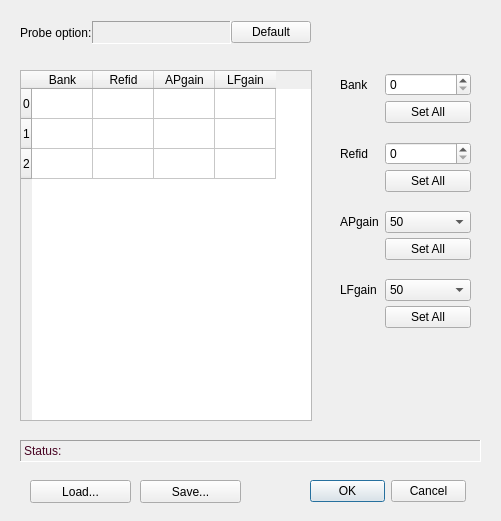
Above: Forms/IMROEditor.ui from billkarsh/SpikeGLX before the change. Below: the same form after it.
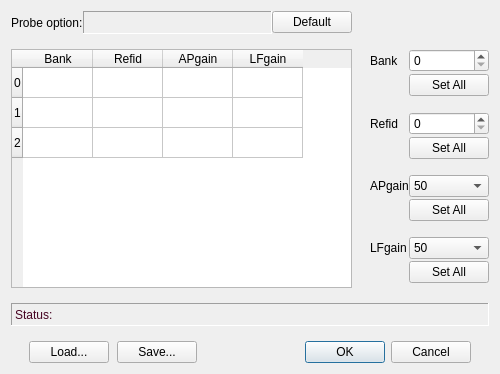
That is the form after the change.

Commit message: Make all dialogs resizing, prettier

The edit to the form file:
```diff
--- a/Forms/IMROEditor.ui
+++ b/Forms/IMROEditor.ui
@@ -9,8 +9,8 @@
    <rect>
     <x>0</x>
     <y>0</y>
-    <width>501</width>
-    <height>521</height>
+    <width>484</width>
+    <height>374</height>
    </rect>
   </property>
   <property name="windowTitle">
@@ -19,40 +19,122 @@
   <property name="modal">
    <bool>true</bool>
   </property>
-  <widget class="QDialogButtonBox" name="buttonBox">
-   <property name="geometry">
-    <rect>
-     <x>310</x>
-     <y>480</y>
-     <width>156</width>
+  <layout class="QGridLayout" name="gridLayout">
+   <property name="horizontalSpacing">
+    <number>18</number>
+   </property>
+   <property name="verticalSpacing">
+    <number>15</number>
+   </property>
+   <item row="0" column="0">
+    <layout class="QHBoxLayout" name="horizontalLayout">
+     <property name="spacing">
+      <number>0</number>
+     </property>
+     <item>
+      <widget class="QLabel" name="prbHdr">
+       <property name="sizePolicy">
+        <sizepolicy hsizetype="Preferred" vsizetype="Preferred">
+         <horstretch>0</horstretch>
+         <verstretch>0</verstretch>
+        </sizepolicy>
+       </property>
+       <property name="text">
+        <string>Probe option:</string>
+       </property>
+      </widget>
+     </item>
+     <item>
+      <widget class="QLabel" name="prbLbl">
+       <property name="enabled">
+        <bool>true</bool>
+       </property>
+       <property name="sizePolicy">
+        <sizepolicy hsizetype="Expanding" vsizetype="Fixed">
+         <horstretch>1</horstretch>
+         <verstretch>0</verstretch>
+        </sizepolicy>
+       </property>
+       <property name="minimumSize">
+        <size>
+         <width>0</width>
      <height>23</height>
-    </rect>
-   </property>
-   <property name="focusPolicy">
-    <enum>Qt::StrongFocus</enum>
-   </property>
-   <property name="orientation">
-    <enum>Qt::Horizontal</enum>
-   </property>
-   <property name="standardButtons">
-    <set>QDialogButtonBox::Cancel|QDialogButtonBox::Ok</set>
-   </property>
-  </widget>
+        </size>
+       </property>
+       <property name="palette">
+        <palette>
+         <active>
+          <colorrole role="WindowText">
+           <brush brushstyle="SolidPattern">
+            <color alpha="255">
+             <red>71</red>
+             <green>3</green>
+             <blue>34</blue>
+            </color>
+           </brush>
+          </colorrole>
+         </active>
+         <inactive>
+          <colorrole role="WindowText">
+           <brush brushstyle="SolidPattern">
+            <color alpha="255">
+             <red>71</red>
+             <green>3</green>
+             <blue>34</blue>
+            </color>
+           </brush>
+          </colorrole>
+         </inactive>
+         <disabled>
+          <colorrole role="WindowText">
+           <brush brushstyle="SolidPattern">
+            <color alpha="255">
+             <red>106</red>
+             <green>104</green>
+             <blue>100</blue>
+            </color>
+           </brush>
+          </colorrole>
+         </disabled>
+        </palette>
+       </property>
+       <property name="frameShape">
+        <enum>QFrame::Panel</enum>
+       </property>
+       <property name="frameShadow">
+        <enum>QFrame::Sunken</enum>
+       </property>
+       <property name="lineWidth">
+        <number>1</number>
+       </property>
+       <property name="text">
+        <string/>
+       </property>
+      </widget>
+     </item>
+     <item>
+      <widget class="QPushButton" name="defaultBut">
+       <property name="sizePolicy">
+        <sizepolicy hsizetype="Preferred" vsizetype="Fixed">
+         <horstretch>0</horstretch>
+         <verstretch>0</verstretch>
+        </sizepolicy>
+       </property>
+       <property name="text">
+        <string>Default</string>
+       </property>
+      </widget>
+     </item>
+    </layout>
+   </item>
+   <item row="1" column="0">
   <widget class="QTableWidget" name="tableWidget">
    <property name="enabled">
     <bool>true</bool>
    </property>
-   <property name="geometry">
-    <rect>
-     <x>20</x>
-     <y>70</y>
-     <width>292</width>
-     <height>351</height>
-    </rect>
-   </property>
    <property name="sizePolicy">
     <sizepolicy hsizetype="Expanding" vsizetype="Expanding">
-     <horstretch>0</horstretch>
+       <horstretch>1</horstretch>
      <verstretch>0</verstretch>
     </sizepolicy>
    </property>
@@ -60,7 +142,7 @@
     <enum>Qt::ScrollBarAlwaysOff</enum>
    </property>
    <attribute name="horizontalHeaderDefaultSectionSize">
-    <number>61</number>
+      <number>70</number>
    </attribute>
    <row>
     <property name="text">
@@ -98,107 +180,28 @@
     </property>
    </column>
   </widget>
-  <widget class="QLabel" name="statusLbl">
-   <property name="enabled">
-    <bool>true</bool>
-   </property>
-   <property name="geometry">
-    <rect>
-     <x>20</x>
-     <y>440</y>
-     <width>461</width>
-     <height>22</height>
-    </rect>
-   </property>
-   <property name="palette">
-    <palette>
-     <active>
-      <colorrole role="WindowText">
-       <brush brushstyle="SolidPattern">
-        <color alpha="255">
-         <red>71</red>
-         <green>3</green>
-         <blue>34</blue>
-        </color>
-       </brush>
-      </colorrole>
-     </active>
-     <inactive>
-      <colorrole role="WindowText">
-       <brush brushstyle="SolidPattern">
-        <color alpha="255">
-         <red>71</red>
-         <green>3</green>
-         <blue>34</blue>
-        </color>
-       </brush>
-      </colorrole>
-     </inactive>
-     <disabled>
-      <colorrole role="WindowText">
-       <brush brushstyle="SolidPattern">
-        <color alpha="255">
-         <red>106</red>
-         <green>104</green>
-         <blue>100</blue>
-        </color>
-       </brush>
-      </colorrole>
-     </disabled>
-    </palette>
-   </property>
-   <property name="frameShape">
-    <enum>QFrame::Panel</enum>
-   </property>
-   <property name="frameShadow">
-    <enum>QFrame::Sunken</enum>
-   </property>
-   <property name="lineWidth">
-    <number>1</number>
-   </property>
-   <property name="text">
-    <string>Status:</string>
-   </property>
-  </widget>
-  <widget class="QPushButton" name="loadBut">
-   <property name="geometry">
-    <rect>
-     <x>30</x>
-     <y>480</y>
-     <width>101</width>
-     <height>23</height>
-    </rect>
-   </property>
-   <property name="text">
-    <string>Load...</string>
-   </property>
-  </widget>
-  <widget class="QPushButton" name="saveBut">
-   <property name="geometry">
-    <rect>
-     <x>140</x>
-     <y>480</y>
-     <width>101</width>
-     <height>23</height>
-    </rect>
-   </property>
-   <property name="text">
-    <string>Save...</string>
-   </property>
-  </widget>
-  <widget class="QWidget" name="gridLayoutWidget_2">
-   <property name="geometry">
-    <rect>
-     <x>340</x>
-     <y>70</y>
-     <width>131</width>
-     <height>261</height>
-    </rect>
-   </property>
+   </item>
+   <item row="1" column="1">
    <layout class="QGridLayout" name="gridLayout_2">
     <property name="verticalSpacing">
      <number>2</number>
     </property>
+     <item row="2" column="1">
+      <spacer name="verticalSpacer">
+       <property name="orientation">
+        <enum>Qt::Vertical</enum>
+       </property>
+       <property name="sizeType">
+        <enum>QSizePolicy::Fixed</enum>
+       </property>
+       <property name="sizeHint" stdset="0">
+        <size>
+         <width>20</width>
+         <height>14</height>
+        </size>
+       </property>
+      </spacer>
+     </item>
     <item row="0" column="0">
      <widget class="QLabel" name="label">
       <property name="sizePolicy">
@@ -221,6 +224,12 @@
     </item>
     <item row="4" column="1">
      <widget class="QPushButton" name="refidBut">
+       <property name="sizePolicy">
+        <sizepolicy hsizetype="Preferred" vsizetype="Fixed">
+         <horstretch>0</horstretch>
+         <verstretch>0</verstretch>
+        </sizepolicy>
+       </property>
       <property name="text">
        <string>Set All</string>
       </property>
@@ -248,6 +257,12 @@
     </item>
     <item row="7" column="1">
      <widget class="QPushButton" name="apBut">
+       <property name="sizePolicy">
+        <sizepolicy hsizetype="Preferred" vsizetype="Fixed">
+         <horstretch>0</horstretch>
+         <verstretch>0</verstretch>
+        </sizepolicy>
+       </property>
       <property name="text">
        <string>Set All</string>
       </property>
@@ -276,84 +291,14 @@
       </property>
      </widget>
     </item>
-    <item row="8" column="1">
-     <spacer name="verticalSpacer_3">
-      <property name="orientation">
-       <enum>Qt::Vertical</enum>
-      </property>
-      <property name="sizeType">
-       <enum>QSizePolicy::Fixed</enum>
-      </property>
-      <property name="sizeHint" stdset="0">
-       <size>
-        <width>20</width>
-        <height>14</height>
-       </size>
-      </property>
-     </spacer>
-    </item>
-    <item row="2" column="1">
-     <spacer name="verticalSpacer">
-      <property name="orientation">
-       <enum>Qt::Vertical</enum>
-      </property>
-      <property name="sizeType">
-       <enum>QSizePolicy::Fixed</enum>
-      </property>
-      <property name="sizeHint" stdset="0">
-       <size>
-        <width>20</width>
-        <height>14</height>
-       </size>
-      </property>
-     </spacer>
-    </item>
-    <item row="9" column="1">
-     <widget class="QComboBox" name="lfCB">
-      <item>
-       <property name="text">
-        <string>50</string>
-       </property>
-      </item>
-      <item>
-       <property name="text">
-        <string>125</string>
-       </property>
-      </item>
-      <item>
-       <property name="text">
-        <string>250</string>
-       </property>
-      </item>
-      <item>
-       <property name="text">
-        <string>500</string>
-       </property>
-      </item>
-      <item>
-       <property name="text">
-        <string>1000</string>
-       </property>
-      </item>
-      <item>
-       <property name="text">
-        <string>1500</string>
-       </property>
-      </item>
-      <item>
-       <property name="text">
-        <string>2000</string>
-       </property>
-      </item>
-      <item>
-       <property name="text">
-        <string>2500</string>
-       </property>
-      </item>
-     </widget>
-    </item>
     <item row="1" column="1">
      <widget class="QPushButton" name="bankBut">
+       <property name="sizePolicy">
+        <sizepolicy hsizetype="Preferred" vsizetype="Fixed">
+         <horstretch>0</horstretch>
+         <verstretch>0</verstretch>
+        </sizepolicy>
+       </property>
       <property name="text">
        <string>Set All</string>
       </property>
@@ -412,47 +357,100 @@
     </item>
     <item row="10" column="1">
      <widget class="QPushButton" name="lfBut">
+       <property name="sizePolicy">
+        <sizepolicy hsizetype="Preferred" vsizetype="Fixed">
+         <horstretch>0</horstretch>
+         <verstretch>0</verstretch>
+        </sizepolicy>
+       </property>
       <property name="text">
        <string>Set All</string>
       </property>
      </widget>
     </item>
-   </layout>
-  </widget>
-  <widget class="QWidget" name="horizontalLayoutWidget">
-   <property name="geometry">
-    <rect>
-     <x>20</x>
-     <y>20</y>
-     <width>291</width>
-     <height>25</height>
-    </rect>
-   </property>
-   <layout class="QHBoxLayout" name="horizontalLayout">
-    <property name="spacing">
-     <number>0</number>
-    </property>
-    <item>
-     <widget class="QLabel" name="prbHdr">
-      <property name="sizePolicy">
-       <sizepolicy hsizetype="Preferred" vsizetype="Preferred">
-        <horstretch>0</horstretch>
-        <verstretch>0</verstretch>
-       </sizepolicy>
-      </property>
-      <property name="text">
-       <string>Probe option:</string>
-      </property>
-     </widget>
-    </item>
-    <item>
-     <widget class="QLabel" name="prbLbl">
+     <item row="9" column="1">
+      <widget class="QComboBox" name="lfCB">
+       <item>
+        <property name="text">
+         <string>50</string>
+        </property>
+       </item>
+       <item>
+        <property name="text">
+         <string>125</string>
+        </property>
+       </item>
+       <item>
+        <property name="text">
+         <string>250</string>
+        </property>
+       </item>
+       <item>
+        <property name="text">
+         <string>500</string>
+        </property>
+       </item>
+       <item>
+        <property name="text">
+         <string>1000</string>
+        </property>
+       </item>
+       <item>
+        <property name="text">
+         <string>1500</string>
+        </property>
+       </item>
+       <item>
+        <property name="text">
+         <string>2000</string>
+        </property>
+       </item>
+       <item>
+        <property name="text">
+         <string>2500</string>
+        </property>
+       </item>
+      </widget>
+     </item>
+     <item row="8" column="1">
+      <spacer name="verticalSpacer_3">
+       <property name="orientation">
+        <enum>Qt::Vertical</enum>
+       </property>
+       <property name="sizeType">
+        <enum>QSizePolicy::Fixed</enum>
+       </property>
+       <property name="sizeHint" stdset="0">
+        <size>
+         <width>20</width>
+         <height>14</height>
+        </size>
+       </property>
+      </spacer>
+     </item>
+     <item row="11" column="1">
+      <spacer name="verticalSpacer_4">
+       <property name="orientation">
+        <enum>Qt::Vertical</enum>
+       </property>
+       <property name="sizeHint" stdset="0">
+        <size>
+         <width>20</width>
+         <height>40</height>
+        </size>
+       </property>
+      </spacer>
+     </item>
+    </layout>
+   </item>
+   <item row="2" column="0" colspan="2">
+    <widget class="QLabel" name="statusLbl">
       <property name="enabled">
        <bool>true</bool>
       </property>
       <property name="sizePolicy">
-       <sizepolicy hsizetype="Expanding" vsizetype="Fixed">
-        <horstretch>1</horstretch>
+      <sizepolicy hsizetype="Preferred" vsizetype="Fixed">
+       <horstretch>0</horstretch>
         <verstretch>0</verstretch>
        </sizepolicy>
       </property>
@@ -509,25 +507,85 @@
        <number>1</number>
       </property>
       <property name="text">
-       <string/>
+      <string>Status:</string>
       </property>
      </widget>
     </item>
+   <item row="3" column="0" colspan="2">
+    <layout class="QHBoxLayout" name="horizontalLayout_2">
+     <property name="spacing">
+      <number>8</number>
+     </property>
+     <property name="leftMargin">
+      <number>18</number>
+     </property>
+     <property name="rightMargin">
+      <number>18</number>
+     </property>
     <item>
-     <widget class="QPushButton" name="defaultBut">
+      <widget class="QPushButton" name="loadBut">
       <property name="sizePolicy">
-       <sizepolicy hsizetype="Minimum" vsizetype="Fixed">
+        <sizepolicy hsizetype="Preferred" vsizetype="Fixed">
         <horstretch>0</horstretch>
         <verstretch>0</verstretch>
        </sizepolicy>
       </property>
       <property name="text">
-       <string>Default</string>
+        <string>Load...</string>
       </property>
      </widget>
     </item>
-   </layout>
-  </widget>
+     <item>
+      <widget class="QPushButton" name="saveBut">
+       <property name="sizePolicy">
+        <sizepolicy hsizetype="Preferred" vsizetype="Fixed">
+         <horstretch>0</horstretch>
+         <verstretch>0</verstretch>
+        </sizepolicy>
+       </property>
+       <property name="text">
+        <string>Save...</string>
+       </property>
+      </widget>
+     </item>
+     <item>
+      <spacer name="horizontalSpacer">
+       <property name="orientation">
+        <enum>Qt::Horizontal</enum>
+       </property>
+       <property name="sizeType">
+        <enum>QSizePolicy::MinimumExpanding</enum>
+       </property>
+       <property name="sizeHint" stdset="0">
+        <size>
+         <width>100</width>
+         <height>20</height>
+        </size>
+       </property>
+      </spacer>
+     </item>
+     <item>
+      <widget class="QDialogButtonBox" name="buttonBox">
+       <property name="sizePolicy">
+        <sizepolicy hsizetype="Preferred" vsizetype="Fixed">
+         <horstretch>0</horstretch>
+         <verstretch>0</verstretch>
+        </sizepolicy>
+       </property>
+       <property name="focusPolicy">
+        <enum>Qt::StrongFocus</enum>
+       </property>
+       <property name="orientation">
+        <enum>Qt::Horizontal</enum>
+       </property>
+       <property name="standardButtons">
+        <set>QDialogButtonBox::Cancel|QDialogButtonBox::Ok</set>
+       </property>
+      </widget>
+     </item>
+    </layout>
+   </item>
+  </layout>
  </widget>
  <tabstops>
   <tabstop>buttonBox</tabstop>
```
Lines whose indentation alone changed are shown as unchanged. The commit also changes 15 other files.
